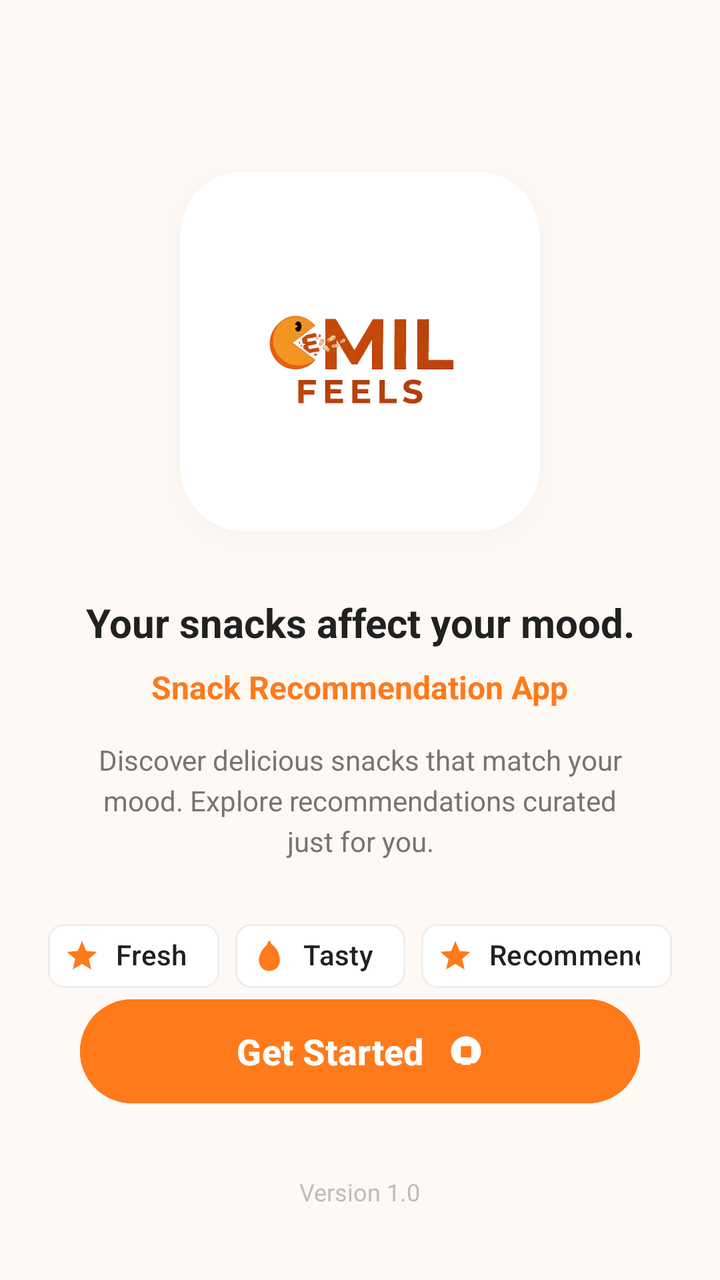
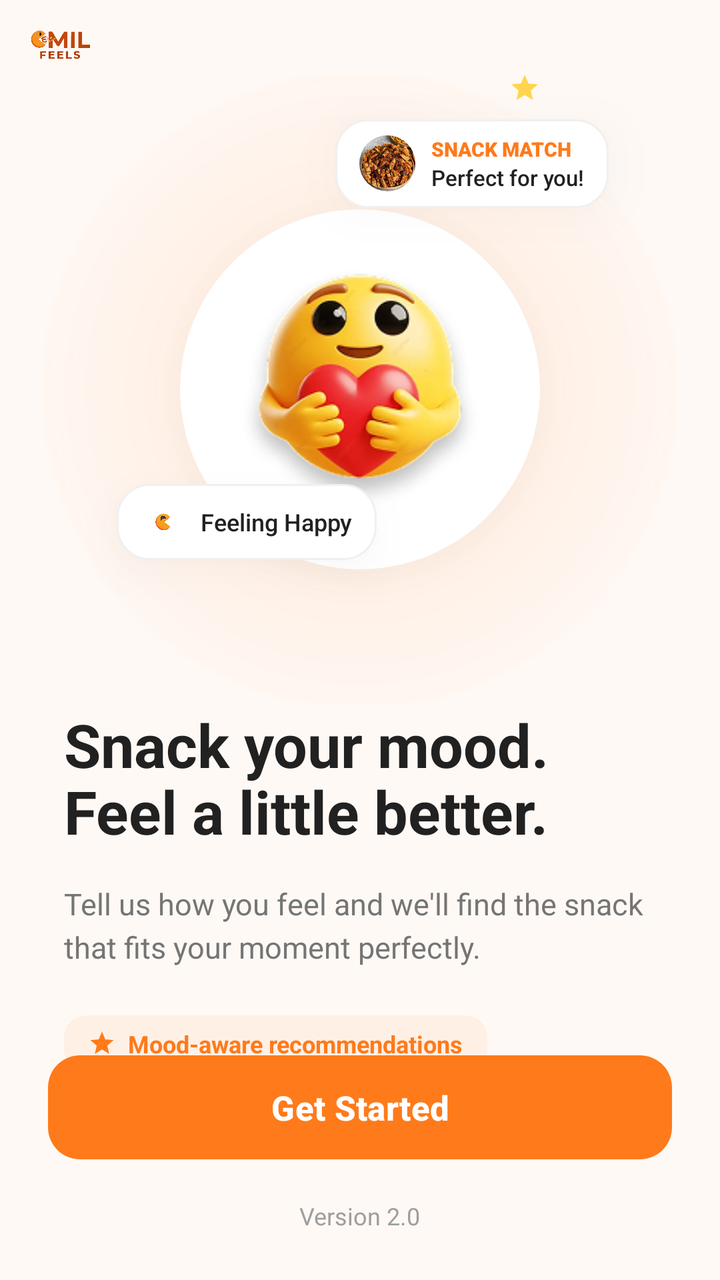

An Android layout rendered at two revisions. The XML below is the earlier revision; the diff shows what the commit changed to produce the second picture.
<!-- AndroidManifest.xml: application theme Theme.Cemil_feels -->
<!-- res/layout/activity_welcome.xml -->
<?xml version="1.0" encoding="utf-8"?>
<androidx.constraintlayout.widget.ConstraintLayout
    xmlns:android="http://schemas.android.com/apk/res/android"
    xmlns:app="http://schemas.android.com/apk/res-auto"
    xmlns:tools="http://schemas.android.com/tools"
    android:layout_width="match_parent"
    android:layout_height="match_parent"
    android:background="#FFF9F5"
    android:padding="24dp">

    
    <com.google.android.material.card.MaterialCardView
        android:id="@+id/cardLogo"
        android:layout_width="180dp"
        android:layout_height="180dp"
        app:cardBackgroundColor="#FFFFFF"
        app:cardCornerRadius="32dp"
        app:cardElevation="8dp"
        app:strokeWidth="0dp"
        app:layout_constraintBottom_toBottomOf="parent"
        app:layout_constraintEnd_toEndOf="parent"
        app:layout_constraintStart_toStartOf="parent"
        app:layout_constraintTop_toTopOf="parent"
        app:layout_constraintVertical_bias="0.15">

        <ImageView
            android:layout_width="130dp"
            android:layout_height="130dp"
            android:layout_gravity="center"
            android:scaleType="fitCenter"
            android:src="@drawable/logo_cemil_feels" />
    </com.google.android.material.card.MaterialCardView>

    <TextView
        android:id="@+id/textView"
        android:layout_width="wrap_content"
        android:layout_height="wrap_content"
        android:layout_marginTop="32dp"
        android:text="Your snacks affect your mood."
        android:textColor="#212121"
        android:textSize="20sp"
        android:textStyle="bold"
        app:layout_constraintEnd_toEndOf="parent"
        app:layout_constraintStart_toStartOf="parent"
        app:layout_constraintTop_toBottomOf="@+id/cardLogo" />

    
    <TextView
        android:id="@+id/txtSubtitle"
        android:layout_width="wrap_content"
        android:layout_height="wrap_content"
        android:text="Snack Recommendation App"
        android:textColor="#FF7A1A"
        android:textSize="16sp"
        android:textStyle="bold"
        android:layout_marginTop="8dp"
        app:layout_constraintEnd_toEndOf="parent"
        app:layout_constraintStart_toStartOf="parent"
        app:layout_constraintTop_toBottomOf="@+id/textView" />

    
    <TextView
        android:id="@+id/txtDescription"
        android:layout_width="0dp"
        android:layout_height="wrap_content"
        android:layout_marginHorizontal="24dp"
        android:layout_marginTop="16dp"
        android:gravity="center"
        android:lineSpacingExtra="4dp"
        android:text="Discover delicious snacks that match your mood. Explore recommendations curated just for you."
        android:textColor="#757575"
        android:textSize="14sp"
        app:layout_constraintEnd_toEndOf="parent"
        app:layout_constraintStart_toStartOf="parent"
        app:layout_constraintTop_toBottomOf="@id/txtSubtitle" />

    
    <LinearLayout
        android:id="@+id/layoutFeature"
        android:layout_width="wrap_content"
        android:layout_height="wrap_content"
        android:layout_marginTop="24dp"
        android:orientation="horizontal"
        app:layout_constraintEnd_toEndOf="parent"
        app:layout_constraintStart_toStartOf="parent"
        app:layout_constraintTop_toBottomOf="@id/txtDescription">

        <com.google.android.material.chip.Chip
            android:layout_width="wrap_content"
            android:layout_height="wrap_content"
            android:text="Fresh"
            style="@style/Widget.Material3.Chip.Assist"
            app:chipBackgroundColor="#FFFFFF"
            app:chipStrokeColor="#EEEEEE"
            app:chipIcon="@drawable/ic_star"
            app:chipIconTint="#FF7A1A"
            android:textColor="#212121"
            app:chipIconVisible="true" />

        <com.google.android.material.chip.Chip
            android:layout_width="wrap_content"
            android:layout_height="wrap_content"
            android:layout_marginStart="8dp"
            android:text="Tasty"
            style="@style/Widget.Material3.Chip.Assist"
            app:chipBackgroundColor="#FFFFFF"
            app:chipStrokeColor="#EEEEEE"
            app:chipIcon="@drawable/ic_chili"
            app:chipIconTint="#FF7A1A"
            android:textColor="#212121"
            app:chipIconVisible="true" />

        <com.google.android.material.chip.Chip
            android:layout_width="wrap_content"
            android:layout_height="wrap_content"
            android:layout_marginStart="8dp"
            android:text="Recommended"
            style="@style/Widget.Material3.Chip.Assist"
            app:chipBackgroundColor="#FFFFFF"
            app:chipStrokeColor="#EEEEEE"
            app:chipIcon="@drawable/ic_star"
            app:chipIconTint="#FF7A1A"
            android:textColor="#212121"
            app:chipIconVisible="true" />
    </LinearLayout>

    <com.google.android.material.button.MaterialButton
        android:id="@+id/btn_start"
        android:layout_width="match_parent"
        android:layout_height="60dp"
        android:layout_marginHorizontal="16dp"
        android:layout_marginBottom="32dp"
        android:text="Get Started"
        android:textAllCaps="false"
        android:textColor="@android:color/white"
        android:textSize="18sp"
        android:textStyle="bold"
        android:backgroundTint="#FF7A1A"
        app:cornerRadius="30dp"
        app:icon="@drawable/ic_pointer"
        app:iconGravity="textEnd"
        app:iconPadding="12dp"
        app:layout_constraintBottom_toTopOf="@id/txtVersion"
        app:layout_constraintStart_toStartOf="parent"
        app:layout_constraintEnd_toEndOf="parent"/>

    
    <TextView
        android:id="@+id/txtVersion"
        android:layout_width="wrap_content"
        android:layout_height="wrap_content"
        android:text="Version 1.0"
        android:textSize="12sp"
        android:textColor="#BDBDBD"
        app:layout_constraintBottom_toBottomOf="parent"
        app:layout_constraintStart_toStartOf="parent"
        app:layout_constraintEnd_toEndOf="parent"
        android:layout_marginBottom="12dp"/>

</androidx.constraintlayout.widget.ConstraintLayout>
<!-- resources referenced by this layout -->
<resources>
  <!-- drawable ic_chili (drawable) -->
  <vector xmlns:android="http://schemas.android.com/apk/res/android"
      android:width="24dp"
      android:height="24dp"
      android:viewportWidth="24"
      android:viewportHeight="24">
    
    <path
        android:fillColor="#FFE74C3C"
        android:pathData="M12,2C11.5,2 11,2.5 11,3c0,1 -1,2 -2,3C6.8,8.2 5,11.5 5,15c0,3.9 3.1,7 7,7s7,-3.1 7,-7c0,-5 -2.5,-8.5 -5,-10.5C13.5,4.1 13,3.5 13,3c0,-0.5 -0.5,-1 -1,-1z"/>
  </vector>
  <!-- drawable ic_pointer (drawable) -->
  <vector xmlns:android="http://schemas.android.com/apk/res/android"
      android:width="24dp"
      android:height="24dp"
      android:viewportWidth="24"
      android:viewportHeight="24">
    <path
        android:fillColor="#FFFFFFFF"
        android:pathData="M9,21h6v-2H9v2zm3,-19C6.48,2 2,6.48 2,12c0,3.31 1.69,6.21 4.28,8h11.44c2.59,-1.79 4.28,-4.69 4.28,-8 0,-5.52 -4.48,-10 -10,-10zm3.5,14H8.5V8.5h7V16z"/>
  </vector>
  <!-- drawable ic_star (drawable) -->
  <vector xmlns:android="http://schemas.android.com/apk/res/android"
      android:width="24dp"
      android:height="24dp"
      android:viewportWidth="24"
      android:viewportHeight="24">
    <path
        android:fillColor="#FFF39C12"
        android:pathData="M12,17.27L18.18,21l-1.64,-7.03L22,9.24l-7.19,-0.61L12,2 9.19,8.63 2,9.24l5.46,4.73L5.82,21z"/>
  </vector>
  <!-- drawable logo_cemil_feels: png bitmap (drawable, 40703 bytes) -->
  <style name="Theme.Cemil_feels" parent="Base.Theme.Cemil_feels" />
  <style name="Base.Theme.Cemil_feels" parent="Theme.Material3.DayNight.NoActionBar">
          
          <item name="colorPrimary">#FF7A1A</item>
          <item name="android:outlineAmbientShadowColor" tools:targetApi="p">#26000000</item>
          <item name="android:outlineSpotShadowColor" tools:targetApi="p">#26000000</item>
      </style>
</resources>

<!-- the commit's change to res/layout/activity_welcome.xml (unified diff, before → after) -->
@@ -5,156 +5,333 @@
     xmlns:tools="http://schemas.android.com/tools"
     android:layout_width="match_parent"
     android:layout_height="match_parent"
-    android:background="#FFF9F5"
-    android:padding="24dp">
-
-    
-    <com.google.android.material.card.MaterialCardView
-        android:id="@+id/cardLogo"
-        android:layout_width="180dp"
-        android:layout_height="180dp"
-        app:cardBackgroundColor="#FFFFFF"
-        app:cardCornerRadius="32dp"
-        app:cardElevation="8dp"
-        app:strokeWidth="0dp"
-        app:layout_constraintBottom_toBottomOf="parent"
-        app:layout_constraintEnd_toEndOf="parent"
+    android:background="@color/colorBackground">
+
+    
+    
+    
+
+    <ImageView
+        android:id="@+id/iv_welcome_brand"
+        android:layout_width="120dp"
+        android:layout_height="32dp"
+        android:layout_marginTop="5dp"
+        android:paddingEnd="60dp"
+        android:importantForAccessibility="no"
+        android:src="@drawable/logo_cemil_feels"
         app:layout_constraintStart_toStartOf="parent"
-        app:layout_constraintTop_toTopOf="parent"
-        app:layout_constraintVertical_bias="0.15">
+        app:layout_constraintTop_toTopOf="parent" />
+
+
+    
+    
+    
+
+    <androidx.constraintlayout.widget.ConstraintLayout
+        android:id="@+id/layout_hero_visual"
+        android:layout_width="match_parent"
+        android:layout_height="0dp"
+        app:layout_constraintTop_toBottomOf="@id/iv_welcome_brand"
+        app:layout_constraintBottom_toTopOf="@+id/guideline_content">
+
+        
+        <View
+            android:id="@+id/view_hero_halo"
+            android:layout_width="320dp"
+            android:layout_height="320dp"
+            android:background="@drawable/bg_welcome_hero_halo"
+            app:layout_constraintTop_toTopOf="parent"
+            app:layout_constraintBottom_toBottomOf="parent"
+            app:layout_constraintStart_toStartOf="parent"
+            app:layout_constraintEnd_toEndOf="parent" />
+
+
+        
+        
+        
+
+        <com.google.android.material.card.MaterialCardView
+            android:id="@+id/cardLogo"
+            android:layout_width="180dp"
+            android:layout_height="180dp"
+            app:cardBackgroundColor="@color/white"
+            app:cardCornerRadius="90dp"
+            app:cardElevation="8dp"
+            app:strokeWidth="0dp"
+            app:layout_constraintTop_toTopOf="parent"
+            app:layout_constraintBottom_toBottomOf="parent"
+            app:layout_constraintStart_toStartOf="parent"
+            app:layout_constraintEnd_toEndOf="parent">
+
+            <ImageView
+                android:layout_width="match_parent"
+                android:layout_height="match_parent"
+                android:padding="28dp"
+                android:src="@drawable/emot_home"
+                android:importantForAccessibility="no" />
+
+        </com.google.android.material.card.MaterialCardView>
+
+
+        
+        
+        
+        
+
+
+        
+        
+        
+        
+        
+
+
+        
+        
+        
+        
+
+        <LinearLayout
+            android:id="@+id/card_mood_status"
+            android:layout_width="wrap_content"
+            android:layout_height="wrap_content"
+            android:layout_marginStart="-24dp"
+            android:layout_marginBottom="72dp"
+            android:background="@drawable/bg_welcome_mini_card"
+            android:elevation="12dp"
+            android:gravity="center_vertical"
+            android:orientation="horizontal"
+            android:paddingHorizontal="12dp"
+            android:paddingVertical="8dp"
+            app:layout_constraintBottom_toBottomOf="parent"
+            app:layout_constraintEnd_toEndOf="parent"
+            app:layout_constraintHorizontal_bias="0.323"
+            app:layout_constraintStart_toStartOf="parent">
+
+            <ImageView
+                android:layout_width="22dp"
+                android:layout_height="22dp"
+                android:importantForAccessibility="no"
+                android:src="@drawable/hpy" />
+
+            <TextView
+                android:layout_width="wrap_content"
+                android:layout_height="wrap_content"
+                android:layout_marginStart="8dp"
+                android:fontFamily="sans-serif-medium"
+                android:text="@string/welcome_feeling_happy"
+                android:textColor="@color/colorTextDark"
+                android:textSize="12sp" />
+
+        </LinearLayout>
+
+        <LinearLayout
+            android:id="@+id/card_snack_match"
+            android:layout_width="wrap_content"
+            android:layout_height="wrap_content"
+            android:layout_marginStart="-4dp"
+            android:layout_marginBottom="248dp"
+            android:background="@drawable/bg_welcome_mini_card"
+            android:elevation="14dp"
+            android:gravity="center_vertical"
+            android:orientation="horizontal"
+            android:paddingHorizontal="12dp"
+            android:paddingVertical="8dp"
+            app:layout_constraintBottom_toBottomOf="parent"
+            app:layout_constraintEnd_toEndOf="parent"
+            app:layout_constraintHorizontal_bias="0.755"
+            app:layout_constraintStart_toStartOf="parent">
+
+            
+            <com.google.android.material.card.MaterialCardView
+                android:layout_width="28dp"
+                android:layout_height="28dp"
+                app:cardCornerRadius="14dp"
+                app:cardElevation="0dp"
+                app:strokeWidth="0dp">
+
+                <ImageView
+                    android:layout_width="match_parent"
+                    android:layout_height="match_parent"
+                    android:importantForAccessibility="no"
+                    android:scaleType="centerCrop"
+                    android:src="@drawable/basreng_stik" />
+
+            </com.google.android.material.card.MaterialCardView>
+
+
+            
+            <LinearLayout
+                android:layout_width="wrap_content"
+                android:layout_height="wrap_content"
+                android:layout_marginStart="8dp"
+                android:orientation="vertical">
+
+                <TextView
+                    android:layout_width="wrap_content"
+                    android:layout_height="wrap_content"
+                    android:fontFamily="sans-serif-black"
+                    android:text="@string/welcome_snack_match"
+                    android:textAllCaps="true"
+                    android:textColor="@color/colorActive"
+                    android:textSize="10sp"
+                    tools:ignore="SmallSp" />
+
+                <TextView
+                    android:layout_width="wrap_content"
+                    android:layout_height="wrap_content"
+                    android:fontFamily="sans-serif-medium"
+                    android:text="@string/welcome_perfect_match"
+                    android:textColor="@color/colorTextDark"
+                    android:textSize="11sp" />
+
+            </LinearLayout>
+
+        </LinearLayout>
 
         <ImageView
-            android:layout_width="130dp"
-            android:layout_height="130dp"
-            android:layout_gravity="center"
-            android:scaleType="fitCenter"
-            android:src="@drawable/logo_cemil_feels" />
-    </com.google.android.material.card.MaterialCardView>
-
-    <TextView
-        android:id="@+id/textView"
+            android:id="@+id/iv_snack_match_star"
+            android:layout_width="16dp"
+            android:layout_height="16dp"
+            android:layout_marginEnd="34dp"
+            android:layout_marginBottom="8dp"
+            android:importantForAccessibility="no"
+            android:src="@drawable/ic_star"
+            app:tint="#FFD54F"
+            app:layout_constraintBottom_toTopOf="@id/card_snack_match"
+            app:layout_constraintEnd_toEndOf="@id/card_snack_match" />
+
+    </androidx.constraintlayout.widget.ConstraintLayout>
+
+
+    
+    
+    
+
+    <androidx.constraintlayout.widget.Guideline
+        android:id="@+id/guideline_content"
         android:layout_width="wrap_content"
         android:layout_height="wrap_content"
-        android:layout_marginTop="32dp"
-        android:text="Your snacks affect your mood."
-        android:textColor="#212121"
-        android:textSize="20sp"
-        android:textStyle="bold"
-        app:layout_constraintEnd_toEndOf="parent"
-        app:layout_constraintStart_toStartOf="parent"
-        app:layout_constraintTop_toBottomOf="@+id/cardLogo" />
-
-    
-    <TextView
-        android:id="@+id/txtSubtitle"
-        android:layout_width="wrap_content"
+        android:orientation="horizontal"
+        app:layout_constraintGuide_percent="0.55" />
+
+
+    
+    
+    
+
+    <LinearLayout
+        android:id="@+id/layout_welcome_text"
+        android:layout_width="match_parent"
         android:layout_height="wrap_content"
-        android:text="Snack Recommendation App"
-        android:textColor="#FF7A1A"
-        android:textSize="16sp"
-        android:textStyle="bold"
-        android:layout_marginTop="8dp"
-        app:layout_constraintEnd_toEndOf="parent"
-        app:layout_constraintStart_toStartOf="parent"
-        app:layout_constraintTop_toBottomOf="@+id/textView" />
-
-    
-    <TextView
-        android:id="@+id/txtDescription"
-        android:layout_width="0dp"
-        android:layout_height="wrap_content"
-        android:layout_marginHorizontal="24dp"
-        android:layout_marginTop="16dp"
-        android:gravity="center"
-        android:lineSpacingExtra="4dp"
-        android:text="Discover delicious snacks that match your mood. Explore recommendations curated just for you."
-        android:textColor="#757575"
-        android:textSize="14sp"
-        app:layout_constraintEnd_toEndOf="parent"
-        app:layout_constraintStart_toStartOf="parent"
-        app:layout_constraintTop_toBottomOf="@id/txtSubtitle" />
-
-    
-    <LinearLayout
-        android:id="@+id/layoutFeature"
-        android:layout_width="wrap_content"
-        android:layout_height="wrap_content"
-        android:layout_marginTop="24dp"
-        android:orientation="horizontal"
-        app:layout_constraintEnd_toEndOf="parent"
-        app:layout_constraintStart_toStartOf="parent"
-        app:layout_constraintTop_toBottomOf="@id/txtDescription">
-
-        <com.google.android.material.chip.Chip
+        android:orientation="vertical"
+        android:paddingHorizontal="32dp"
+        app:layout_constraintTop_toBottomOf="@id/guideline_content">
+
+        
+        <TextView
+            android:id="@+id/textView"
             android:layout_width="wrap_content"
             android:layout_height="wrap_content"
-            android:text="Fresh"
-            style="@style/Widget.Material3.Chip.Assist"
-            app:chipBackgroundColor="#FFFFFF"
-            app:chipStrokeColor="#EEEEEE"
-            app:chipIcon="@drawable/ic_star"
-            app:chipIconTint="#FF7A1A"
-            android:textColor="#212121"
-            app:chipIconVisible="true" />
-
-        <com.google.android.material.chip.Chip
+            android:lineSpacingExtra="-2dp"
+            android:text="@string/welcome_title"
+            android:textColor="@color/colorTextDark"
+            android:textSize="30sp"
+            android:textStyle="bold" />
+
+
+        
+        <TextView
+            android:id="@+id/txtDescription"
+            android:layout_width="match_parent"
+            android:layout_height="wrap_content"
+            android:layout_marginTop="16dp"
+            android:lineSpacingMultiplier="1.2"
+            android:text="@string/welcome_description"
+            android:textColor="@color/textSecondary"
+            android:textSize="15sp" />
+
+
+        
+        <LinearLayout
+            android:id="@+id/layoutFeature"
             android:layout_width="wrap_content"
             android:layout_height="wrap_content"
-            android:layout_marginStart="8dp"
-            android:text="Tasty"
-            style="@style/Widget.Material3.Chip.Assist"
-            app:chipBackgroundColor="#FFFFFF"
-            app:chipStrokeColor="#EEEEEE"
-            app:chipIcon="@drawable/ic_chili"
-            app:chipIconTint="#FF7A1A"
-            android:textColor="#212121"
-            app:chipIconVisible="true" />
-
-        <com.google.android.material.chip.Chip
-            android:layout_width="wrap_content"
-            android:layout_height="wrap_content"
-            android:layout_marginStart="8dp"
-            android:text="Recommended"
-            style="@style/Widget.Material3.Chip.Assist"
-            app:chipBackgroundColor="#FFFFFF"
-            app:chipStrokeColor="#EEEEEE"
-            app:chipIcon="@drawable/ic_star"
-            app:chipIconTint="#FF7A1A"
-            android:textColor="#212121"
-            app:chipIconVisible="true" />
+            android:layout_marginTop="24dp"
+            android:background="@drawable/bg_rounded_rectangle_19"
+            android:backgroundTint="#FFF0E5"
+            android:gravity="center_vertical"
+            android:paddingHorizontal="12dp"
+            android:paddingVertical="6dp">
+
+            <ImageView
+                android:layout_width="14dp"
+                android:layout_height="14dp"
+                android:importantForAccessibility="no"
+                android:src="@drawable/ic_star"
+                app:tint="@color/colorActive" />
+
+            <TextView
+                android:layout_width="wrap_content"
+                android:layout_height="wrap_content"
+                android:layout_marginStart="6dp"
+                android:text="Mood-aware recommendations"
+                android:textColor="@color/colorActive"
+                android:textSize="12sp"
+                android:textStyle="bold" />
+
+        </LinearLayout>
+
     </LinearLayout>
+
+
+    
+    
+    
 
     <com.google.android.material.button.MaterialButton
         android:id="@+id/btn_start"
         android:layout_width="match_parent"
         android:layout_height="60dp"
-        android:layout_marginHorizontal="16dp"
-        android:layout_marginBottom="32dp"
+        android:layout_marginHorizontal="24dp"
+        android:layout_marginBottom="16dp"
         android:text="Get Started"
         android:textAllCaps="false"
-        android:textColor="@android:color/white"
-        android:textSize="18sp"
+        android:textColor="@color/white"
+        android:textSize="17sp"
         android:textStyle="bold"
-        android:backgroundTint="#FF7A1A"
-        app:cornerRadius="30dp"
-        app:icon="@drawable/ic_pointer"
-        app:iconGravity="textEnd"
-        app:iconPadding="12dp"
-        app:layout_constraintBottom_toTopOf="@id/txtVersion"
-        app:layout_constraintStart_toStartOf="parent"
-        app:layout_constraintEnd_toEndOf="parent"/>
-
-    
+        app:backgroundTint="@color/colorActive"
+        app:cornerRadius="16dp"
+        app:elevation="4dp"
+        app:layout_constraintBottom_toTopOf="@id/txtVersion" />
+
+
+    
+    
+    
+
     <TextView
         android:id="@+id/txtVersion"
         android:layout_width="wrap_content"
         android:layout_height="wrap_content"
-        android:text="Version 1.0"
+        android:layout_marginBottom="24dp"
+        android:text="Version 2.0"
+        android:textColor="@color/colorTextGrey"
         android:textSize="12sp"
-        android:textColor="#BDBDBD"
         app:layout_constraintBottom_toBottomOf="parent"
-        app:layout_constraintStart_toStartOf="parent"
         app:layout_constraintEnd_toEndOf="parent"
-        android:layout_marginBottom="12dp"/>
+        app:layout_constraintStart_toStartOf="parent" />
+
+
+    
+    
+    
+
+    <View
+        android:id="@+id/txtSubtitle"
+        android:layout_width="0dp"
+        android:layout_height="0dp"
+        android:visibility="gone"
+        tools:ignore="MissingConstraints" />
 
 </androidx.constraintlayout.widget.ConstraintLayout>
<!-- resource entries referenced after the edit -->
@@ -1,26 +1,42 @@
 <!-- resources referenced by this layout -->
 <resources>
-  <!-- drawable ic_chili (drawable) -->
-  <vector xmlns:android="http://schemas.android.com/apk/res/android"
-      android:width="24dp"
-      android:height="24dp"
-      android:viewportWidth="24"
-      android:viewportHeight="24">
-    
-    <path
-        android:fillColor="#FFE74C3C"
-        android:pathData="M12,2C11.5,2 11,2.5 11,3c0,1 -1,2 -2,3C6.8,8.2 5,11.5 5,15c0,3.9 3.1,7 7,7s7,-3.1 7,-7c0,-5 -2.5,-8.5 -5,-10.5C13.5,4.1 13,3.5 13,3c0,-0.5 -0.5,-1 -1,-1z"/>
-  </vector>
-  <!-- drawable ic_pointer (drawable) -->
-  <vector xmlns:android="http://schemas.android.com/apk/res/android"
-      android:width="24dp"
-      android:height="24dp"
-      android:viewportWidth="24"
-      android:viewportHeight="24">
-    <path
-        android:fillColor="#FFFFFFFF"
-        android:pathData="M9,21h6v-2H9v2zm3,-19C6.48,2 2,6.48 2,12c0,3.31 1.69,6.21 4.28,8h11.44c2.59,-1.79 4.28,-4.69 4.28,-8 0,-5.52 -4.48,-10 -10,-10zm3.5,14H8.5V8.5h7V16z"/>
-  </vector>
+  <color name="colorActive">#FF7A1A</color>
+  <color name="colorBackground">#FFF9F5</color>
+  <color name="colorTextDark">#212121</color>
+  <color name="colorTextGrey">#9E9E9E</color>
+  <color name="textSecondary">#757575</color>
+  <color name="white">#FFFFFFFF</color>
+  <!-- drawable basreng_stik: png bitmap (drawable, 32994 bytes) -->
+  <!-- drawable bg_rounded_rectangle_19 (drawable) -->
+  <?xml version="1.0" encoding="utf-8"?>
+  <shape xmlns:android="http://schemas.android.com/apk/res/android"
+      android:shape="rectangle">
+      <solid android:color="#FFFFFFFF" />
+      <corners android:radius="11dp" />
+  </shape>
+  <!-- drawable bg_welcome_hero_halo (drawable) -->
+  <?xml version="1.0" encoding="utf-8"?>
+  <shape xmlns:android="http://schemas.android.com/apk/res/android"
+      android:shape="oval">
+      <gradient
+          android:type="radial"
+          android:gradientRadius="180dp"
+          android:startColor="#26FF7A1A"
+          android:centerColor="#12FF7A1A"
+          android:endColor="#00FF7A1A" />
+  </shape>
+  <!-- drawable bg_welcome_mini_card (drawable) -->
+  <?xml version="1.0" encoding="utf-8"?>
+  <shape xmlns:android="http://schemas.android.com/apk/res/android"
+      android:shape="rectangle">
+      <solid android:color="@color/white" />
+      <corners android:radius="16dp" />
+      <stroke
+          android:width="1dp"
+          android:color="#F0F0F0" />
+  </shape>
+  <!-- drawable emot_home: png bitmap (drawable, 41996 bytes) -->
+  <!-- drawable hpy: png bitmap (drawable, 45169 bytes) -->
   <!-- drawable ic_star (drawable) -->
   <vector xmlns:android="http://schemas.android.com/apk/res/android"
       android:width="24dp"
@@ -32,6 +48,11 @@
         android:pathData="M12,17.27L18.18,21l-1.64,-7.03L22,9.24l-7.19,-0.61L12,2 9.19,8.63 2,9.24l5.46,4.73L5.82,21z"/>
   </vector>
   <!-- drawable logo_cemil_feels: png bitmap (drawable, 40703 bytes) -->
+  <string name="welcome_description">Tell us how you feel and we\'ll find the snack that fits your moment perfectly.</string>
+  <string name="welcome_feeling_happy">Feeling Happy</string>
+  <string name="welcome_perfect_match">Perfect for you!</string>
+  <string name="welcome_snack_match">Snack Match</string>
+  <string name="welcome_title">Snack your mood.\nFeel a little better.</string>
   <style name="Theme.Cemil_feels" parent="Base.Theme.Cemil_feels" />
   <style name="Base.Theme.Cemil_feels" parent="Theme.Material3.DayNight.NoActionBar">
           
